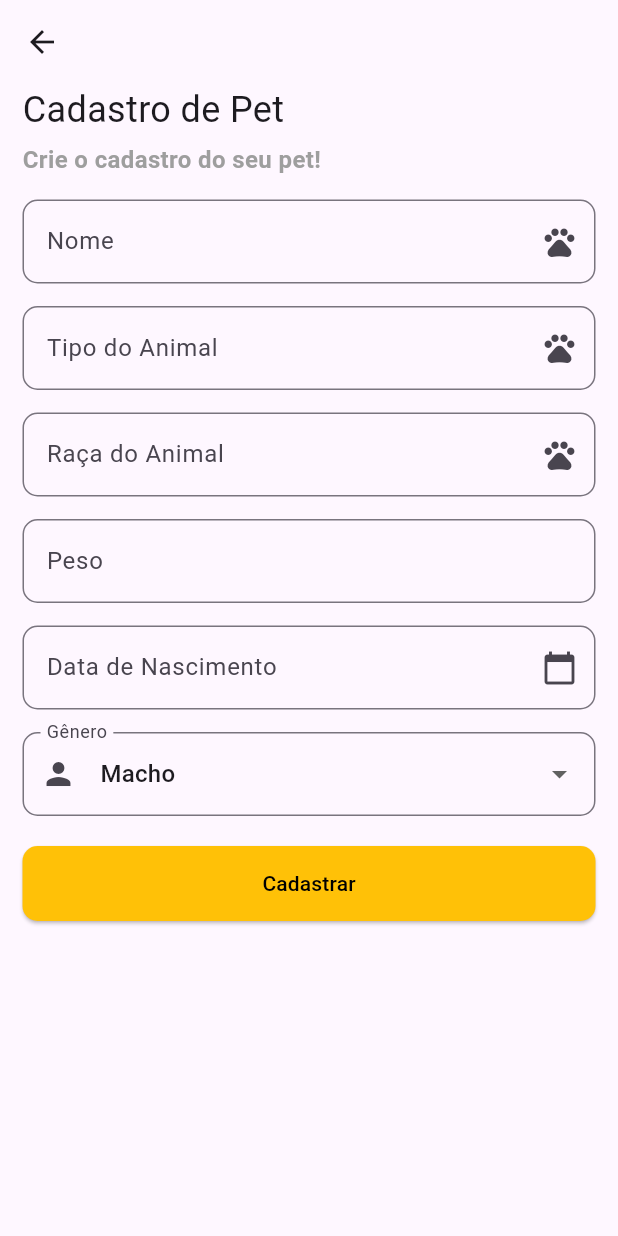
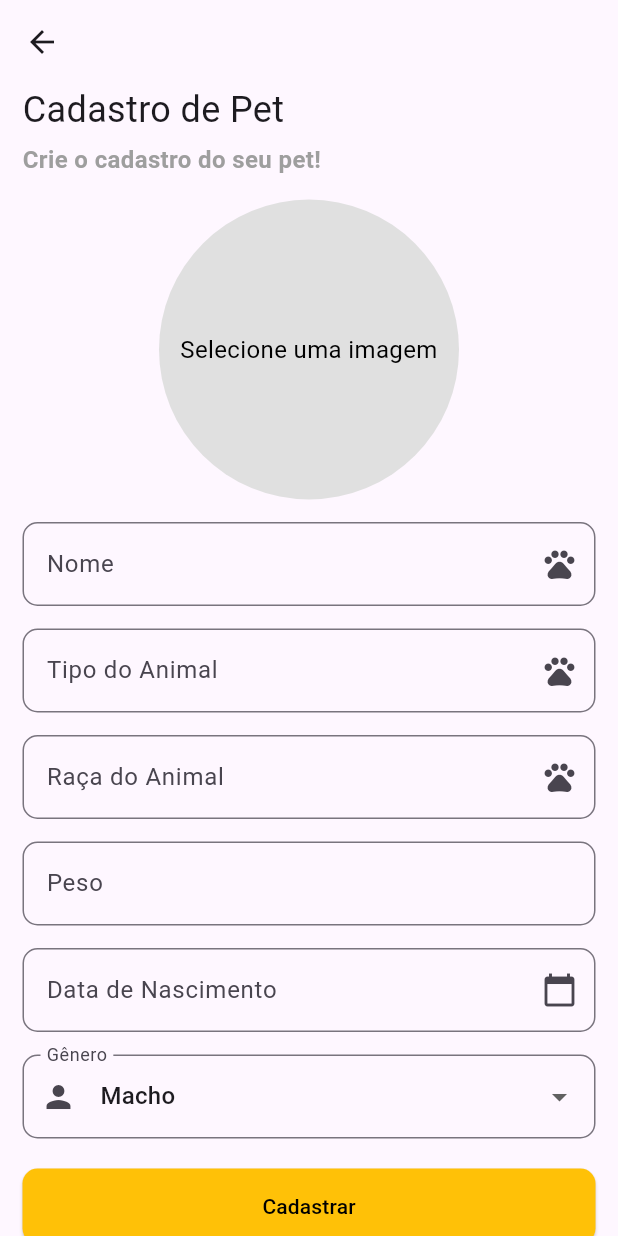
Before and after one commit to GabrielOliveira9400/card_pet_vaccines, a Flutter app: the screen it shows after launch, after a tap on the "add" icon, on a phone screen of 412 x 824 dp. Run offline on Flutter 3.47's test engine with Material 3 defaults, Android fonts, the phone set to English and light mode, and no system bars; our stand-ins replace flutter_slidable, image_picker, sqflite; accounts and stored records are empty.

Commit message:
adicionado possibilidade de adicionar imagem do pet

```diff
--- a/lib/ui/android/page/ListPets.page.dart
+++ b/lib/ui/android/page/ListPets.page.dart
@@ -1,4 +1,4 @@
-import 'package:card_pet_vaccines/ui/android/PetDetails.page.dart';
+import 'package:card_pet_vaccines/ui/android/page/PetDetails.page.dart';
 import 'package:flutter/material.dart';
 import 'package:card_pet_vaccines/models/pet.model.dart';
 import 'package:card_pet_vaccines/ui/android/widget/ListPets.widget.dart';
--- a/lib/ui/android/PetDetails.page.dart
+++ b/lib/ui/android/page/PetDetails.page.dart
@@ -4,9 +4,9 @@ import 'package:flutter/material.dart';
 import 'package:card_pet_vaccines/models/vaccines.model.dart';
 import 'package:card_pet_vaccines/ui/android/widget/ListVaccines.widget.dart';
 
-import '../../models/pet.model.dart';
-import '../../repositories/pet.repository.dart';
-import '../../repositories/vaccine.repository.dart';
+import '../../../models/pet.model.dart';
+import '../../../repositories/pet.repository.dart';
+import '../../../repositories/vaccine.repository.dart';
 import './page/EditPets.page.dart';
 
 class PetDetailPage extends StatefulWidget {
--- a/lib/ui/android/page/RegisterPets.page.dart
+++ b/lib/ui/android/page/RegisterPets.page.dart
@@ -1,4 +1,7 @@
+import 'dart:io';
+
 import 'package:flutter/material.dart';
+import 'package:image_picker/image_picker.dart';
 import 'package:provider/provider.dart';
 import '../../../repositories/pet.repository.dart';
 import '../../../models/pet.model.dart';
@@ -22,6 +25,8 @@ class _RegisterPetScreenState extends State<RegisterPetScreen> {
   final listGener = ['Macho', 'Fêmea'];
   DateTime _dataNascimentoSelecionada = DateTime.now();
   String genero = 'Macho';
+  XFile? _image;
+  late String image;
 
   @override
   Widget build(BuildContext context) {
@@ -45,6 +50,38 @@ class _RegisterPetScreenState extends State<RegisterPetScreen> {
                 fontSize: 16.0,
                 fontWeight: FontWeight.bold,
                 color: Colors.grey,
+              ),
+            ),
+            const SizedBox(height: 15.0),
+            GestureDetector(
+              onTap: () {
+                selecionarFoto();
+              },
+              child: Container(
+                width: 200,
+                height: 200,
+                decoration: BoxDecoration(
+                  shape: BoxShape.circle,
+                  image: _image != null
+                      ? DecorationImage(
+                    image: FileImage(File(_image!.path)),
+                    fit: BoxFit.cover,
+                  )
+                      : null,
+                  color: Colors.grey[300], // Background color when no image is selected
+                ),
+                child: _image == null
+                    ? Center(
+                  child: Text(
+                    'Selecione uma imagem',
+                    style: TextStyle(
+                      color: Colors.black,
+                      fontSize: 16,
+                    ),
+                    textAlign: TextAlign.center,
+                  ),
+                )
+                    : null,
               ),
             ),
             const SizedBox(height: 15.0),
@@ -222,6 +259,21 @@ class _RegisterPetScreenState extends State<RegisterPetScreen> {
     }
   }
 
+  selecionarFoto() {
+    final ImagePicker _picker = ImagePicker();
+    try {
+      _picker.pickImage(source: ImageSource.gallery).then((file) {
+        if (file != null) {
+          setState(() {
+            image = file.path;
+          });
+        }
+      });
+    } catch (e) {
+      print(e);
+    }
+  }
+
   void _registerPet(BuildContext context) {
     final PetRepository petRepository =
     Provider.of<PetRepository>(context, listen: false);
@@ -236,7 +288,7 @@ class _RegisterPetScreenState extends State<RegisterPetScreen> {
       gender: genero,
       weight: _pesoController.text,
       description: '',
-      picture: '',
+      picture: image,
       breed: _racaController.text,
       //vaccines: [],
     );
--- a/lib/ui/android/page/profile.page.dart
+++ b/lib/ui/android/page/profile.page.dart
@@ -1,4 +1,3 @@
-import 'package:flutter/cupertino.dart';
 import 'package:flutter/material.dart';
 
 import '../../../helpers/syncDatabase.dart';
--- a/lib/ui/android/widget/inicio.widget.dart
+++ b/lib/ui/android/widget/inicio.widget.dart
@@ -97,8 +97,6 @@ class _InicioWidgetState extends State<InicioWidget> {
                       ),
                     ],
                   ),
-                  child: Expanded(
-                    flex: 1,
                   child: Row(
                     children: [
                       Expanded(
@@ -139,15 +137,12 @@ class _InicioWidgetState extends State<InicioWidget> {
                     ],
                   ),
                 ),
-                ),
                 const SizedBox(height: 20),
                 Container(
                   decoration: BoxDecoration(
                     color: Colors.amber[100],
                     borderRadius: BorderRadius.circular(8.0),
                   ),
-                  child: Expanded(
-                    flex: 1,
                   child: Row(
                     children: [
                       Expanded(
@@ -187,15 +182,12 @@ class _InicioWidgetState extends State<InicioWidget> {
                     ],
                   ),
                 ),
-                ),
                 SizedBox(height: 20),
                 Container(
                   decoration: BoxDecoration(
                     color: Colors.amber[100],
                     borderRadius: BorderRadius.circular(8.0),
                   ),
-                  child: Expanded(
-                    flex: 1,
                   child: Row(
                     children: [
                       Expanded(
@@ -230,7 +222,6 @@ class _InicioWidgetState extends State<InicioWidget> {
                     ],
                   ),
                 ),
-                ),
               ],
             ),
         ),
```
Lines whose indentation alone changed are shown as unchanged.
